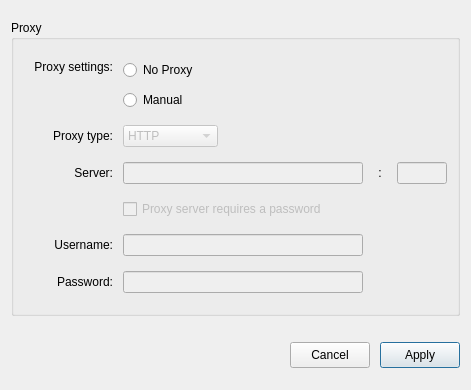
meganz/MEGAsync, file src/MEGASync/gui/ui/ProxySettings.ui: the form before one commit.
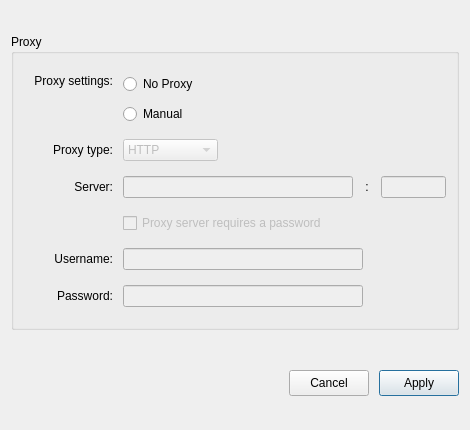
The form after the commit. Custom widgets are drawn as their Qt base class.

```diff
--- a/src/MEGASync/gui/ui/ProxySettings.ui
+++ b/src/MEGASync/gui/ui/ProxySettings.ui
@@ -9,8 +9,8 @@
    <rect>
     <x>0</x>
     <y>0</y>
-    <width>471</width>
-    <height>390</height>
+    <width>470</width>
+    <height>430</height>
    </rect>
   </property>
   <property name="sizePolicy">
@@ -22,13 +22,13 @@
   <property name="minimumSize">
    <size>
     <width>470</width>
-    <height>390</height>
+    <height>430</height>
    </size>
   </property>
   <property name="maximumSize">
    <size>
     <width>479</width>
-    <height>390</height>
+    <height>430</height>
    </size>
   </property>
   <property name="windowTitle">
@@ -312,13 +312,13 @@
           </property>
           <property name="minimumSize">
            <size>
-            <width>240</width>
+            <width>230</width>
             <height>0</height>
            </size>
           </property>
           <property name="maximumSize">
            <size>
-            <width>240</width>
+            <width>230</width>
             <height>16777215</height>
            </size>
           </property>
@@ -356,13 +356,13 @@
           </property>
           <property name="minimumSize">
            <size>
-            <width>50</width>
+            <width>65</width>
             <height>0</height>
            </size>
           </property>
           <property name="maximumSize">
            <size>
-            <width>50</width>
+            <width>65</width>
             <height>16777215</height>
            </size>
           </property>
```
Left out of the diff: 28 changed lines with no effect on the pictures.
